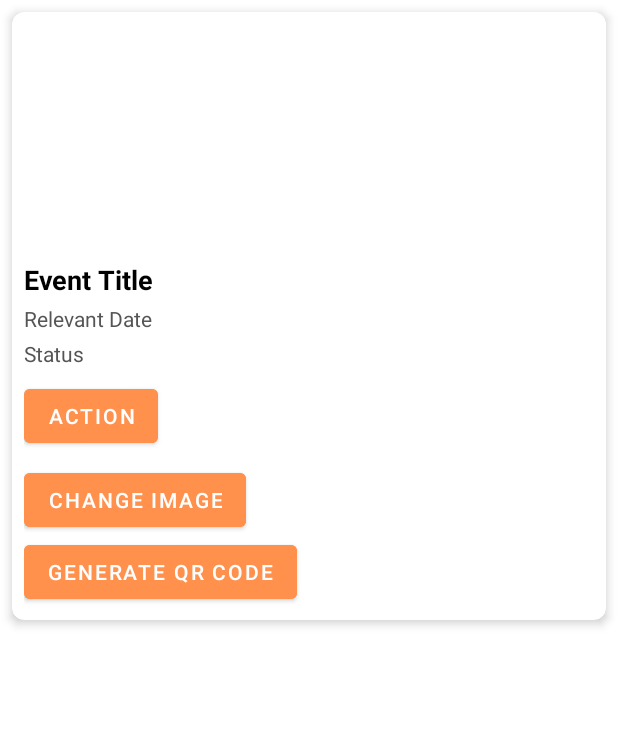
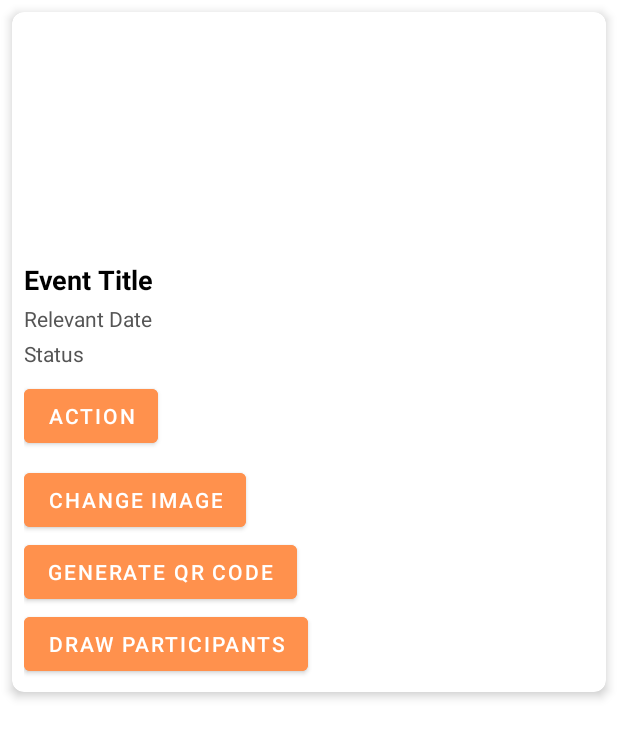
Before and after one commit to CMPUT301F24orange/orange-events, an Android app: the layout item_view_organizer_event.xml on its own in the app's theme, with its tools: preview values and no code run, on a phone screen of 412 x 824 dp. Shown: the top 738 px of the screen. Run offline under Robolectric (Android 15) with nearby library versions, the phone set to English and light mode, and no system bars.

Commit message:
minor changes

```diff
--- a/app/src/main/java/com/example/orange/MainActivity.java
+++ b/app/src/main/java/com/example/orange/MainActivity.java
@@ -1,5 +1,6 @@
 package com.example.orange;
 
+import android.os.Build;
 import android.os.Bundle;
 import android.provider.Settings;
 import android.util.Log;
@@ -30,7 +31,6 @@ public class MainActivity extends AppCompatActivity {
     @Override
     protected void onCreate(Bundle savedInstanceState) {
         super.onCreate(savedInstanceState);
-
         binding = ActivityMainBinding.inflate(getLayoutInflater());
         setContentView(binding.getRoot());
 
@@ -55,7 +55,6 @@ public class MainActivity extends AppCompatActivity {
             setupInitialNavigation();
         }
     }
-
     /**
      * Creates the option menu at the top of the page.
      *
--- a/app/src/main/java/com/example/orange/ui/organizer/ViewEventWaitlistFragment.java
+++ b/app/src/main/java/com/example/orange/ui/organizer/ViewEventWaitlistFragment.java
@@ -12,7 +12,10 @@ import com.example.orange.R;
 import com.example.orange.data.firebase.FirebaseCallback;
 import com.example.orange.data.firebase.FirebaseService;
 import com.example.orange.data.model.Event;
+import com.google.firebase.Timestamp;
+
 import java.util.List;
+import java.util.Objects;
 
 public class ViewEventWaitlistFragment extends Fragment {
     private FirebaseService firebaseService;
--- a/app/src/main/java/com/example/orange/ui/organizer/ViewMyEventsFragment.java
+++ b/app/src/main/java/com/example/orange/ui/organizer/ViewMyEventsFragment.java
@@ -187,6 +187,7 @@ public class ViewMyEventsFragment extends Fragment {
             TextView lotteryStatus = eventView.findViewById(R.id.lottery_status);
             Button actionButton = eventView.findViewById(R.id.action_button);
             Button changeImageButton = eventView.findViewById(R.id.change_image_button);
+            Button drawParticipantsButton = eventView.findViewById(R.id.draw_participants_button);
 
             // Set the data
             eventTitle.setText(event.getTitle());
@@ -244,7 +245,6 @@ public class ViewMyEventsFragment extends Fragment {
                 selectedEvent = event; // Keep track of which event we're updating
                 showImageOptions();
             });
-
             organizerEventsContainer.addView(eventView);
         }
     }
--- a/app/src/main/res/layout/item_view_organizer_event.xml
+++ b/app/src/main/res/layout/item_view_organizer_event.xml
@@ -76,5 +76,14 @@
             android:textColor="@android:color/white"
             app:layout_constraintEnd_toEndOf="parent"
             app:layout_constraintTop_toBottomOf="@+id/organizer_event_date" />
+
+        <Button
+            android:id="@+id/draw_participants_button"
+            android:layout_width="wrap_content"
+            android:layout_height="wrap_content"
+            android:text="Draw Participants"
+            android:backgroundTint="@color/primary"
+            android:textColor="#FFFFFF"
+            android:textSize="14sp" />
     </LinearLayout>
 </androidx.cardview.widget.CardView>
```
Also changed, not shown: app/src/main/res/layout/fragment_view_event_waitlist.xml (+11 -4 lines).
